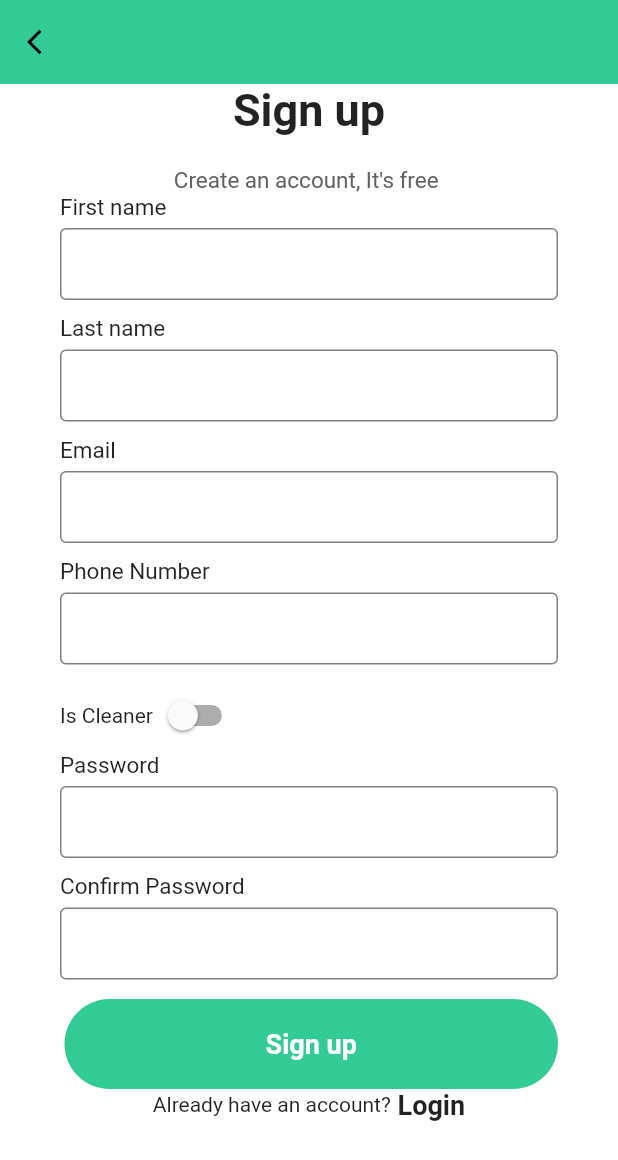
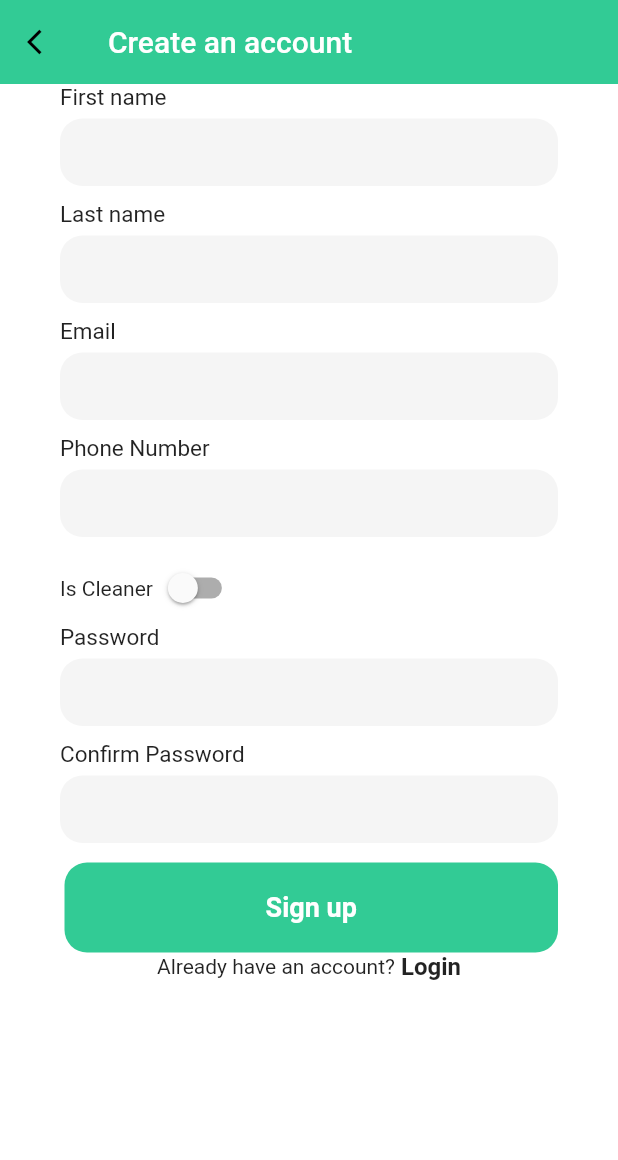
Before and after one commit to Shafaqulhamim/mobile_cleaning_service, a Flutter app: the screen it shows after launch, after a tap on "Sign up", on a phone screen of 412 x 824 dp. Shown: the top 1160 px of the screen. Run offline on Flutter 3.47's test engine with Material 2 defaults, Android fonts, the phone set to English and light mode, and no system bars; our stand-ins replace bloc, cloud_firestore, dartz, firebase_auth, firebase_core, flutter_bloc and 5 more; accounts and stored records are empty.

Commit message:
Login page update, signup, welcome page.

```diff
--- a/lib/login.dart
+++ b/lib/login.dart
@@ -72,6 +72,15 @@ class _LoginPageState extends State<LoginPage> {
                     padding: EdgeInsets.symmetric(horizontal: 40),
                     child: Column(
                       children: <Widget>[
+                         Container(
+                height: MediaQuery.of(context).size.height / 6,
+                decoration: BoxDecoration(
+                    image: DecorationImage(
+                        image: AssetImage("assets/login.png"))),
+              ),
+              SizedBox(
+                height: 80,
+              ),
                         TextField(
                           controller: email,
                           decoration: InputDecoration(
--- a/lib/signup.dart
+++ b/lib/signup.dart
@@ -49,7 +49,10 @@ class _State extends State<SignupPage> {
             color: Colors.black,
           ),
         ),
+      title: new Text("Create an account"),
       ),
+
+
       body: BlocListener<AuthBloc, AuthState>(
         listenWhen: (p, c) =>
             p.isLoading != c.isLoading ||
@@ -79,25 +82,6 @@ class _State extends State<SignupPage> {
                 child: Column(
                     mainAxisAlignment: MainAxisAlignment.spaceEvenly,
                     children: <Widget>[
-                      Column(
-                        children: <Widget>[
-                          Text(
-                            "Sign up",
-                            style: TextStyle(
-                              fontSize: 30,
-                              fontWeight: FontWeight.bold,
-                            ),
-                          ),
-                          SizedBox(
-                            height: 20,
-                          ),
-                          Text(
-                            "Create an account, It's free ",
-                            style: TextStyle(
-                                fontSize: 15, color: Colors.grey[700]),
-                          )
-                        ],
-                      ),
                       Column(
                         children: <Widget>[
                           inputFile(label: "First name", controlle: firstName),
@@ -152,7 +136,7 @@ class _State extends State<SignupPage> {
                           color: Color(0xff32cb95),
                           elevation: 0,
                           shape: RoundedRectangleBorder(
-                            borderRadius: BorderRadius.circular(50),
+                            borderRadius: BorderRadius.circular(15),
                           ),
                           child: Text(
                             "Sign up",
@@ -171,7 +155,7 @@ class _State extends State<SignupPage> {
                           Text(
                             " Login",
                             style: TextStyle(
-                                fontWeight: FontWeight.w600, fontSize: 18),
+                                fontWeight: FontWeight.w600, fontSize: 16),
                           ),
                         ],
                       ),
@@ -198,16 +182,27 @@ Widget inputFile({label, obscureText = false, controlle}) {
       SizedBox(
         height: 5,
       ),
-      TextField(
-        controller: controlle,
-        obscureText: obscureText,
-        decoration: InputDecoration(
-            contentPadding: EdgeInsets.symmetric(vertical: 0, horizontal: 10),
-            enabledBorder: OutlineInputBorder(
-              borderSide: BorderSide(color: Color(0xff808080)),
+      Container(
+        height: 45,
+        child: TextField(
+          controller: controlle,
+          obscureText: obscureText,
+
+          decoration: InputDecoration(
+
+                              filled: true,
+                               focusedBorder: OutlineInputBorder(
+              borderSide: const BorderSide(color: Colors.greenAccent, width: 2.0),
+              borderRadius: BorderRadius.circular(15.0),
             ),
-            border: OutlineInputBorder(
-                borderSide: BorderSide(color: Color(0xff808080)))),
+                              fillColor: Colors.greenAccent[10],
+                              border: OutlineInputBorder(
+                                  borderSide: BorderSide.none,
+                                  borderRadius: BorderRadius.circular(15)),
+                            ),
+
+
+        ),
       ),
       SizedBox(
         height: 10,
--- a/lib/welcome_page.dart
+++ b/lib/welcome_page.dart
@@ -31,7 +31,7 @@ class _WelcomeState extends State<Welcome> {
                 height: 0.1,
               ),
               Container(
-                height: MediaQuery.of(context).size.height / 8,
+                height: MediaQuery.of(context).size.height / 6,
                 decoration: BoxDecoration(
                     image: DecorationImage(
                         image: AssetImage("assets/welcome.png"))),
```
Also changed, not shown: assets/login.png (added), pubspec.lock.
